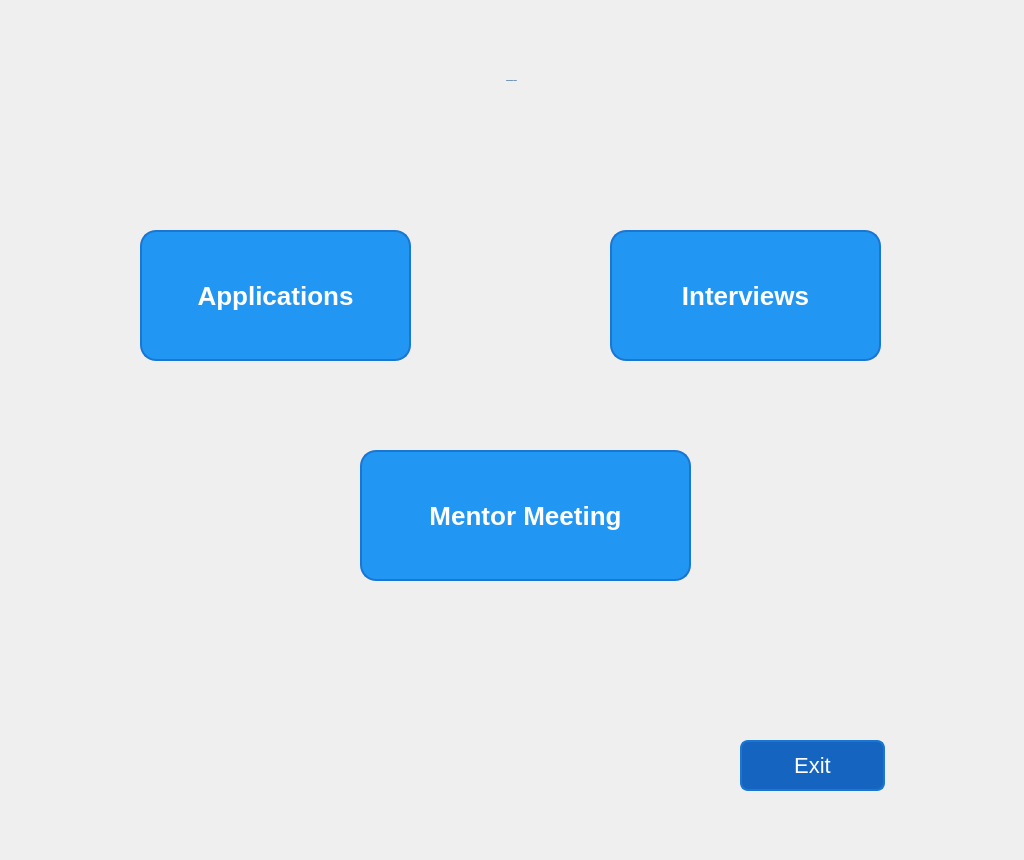
Harriery/my-python-projects, file Customer Relationship Management/ui folders/preference_menu_user.ui: the form before one commit.
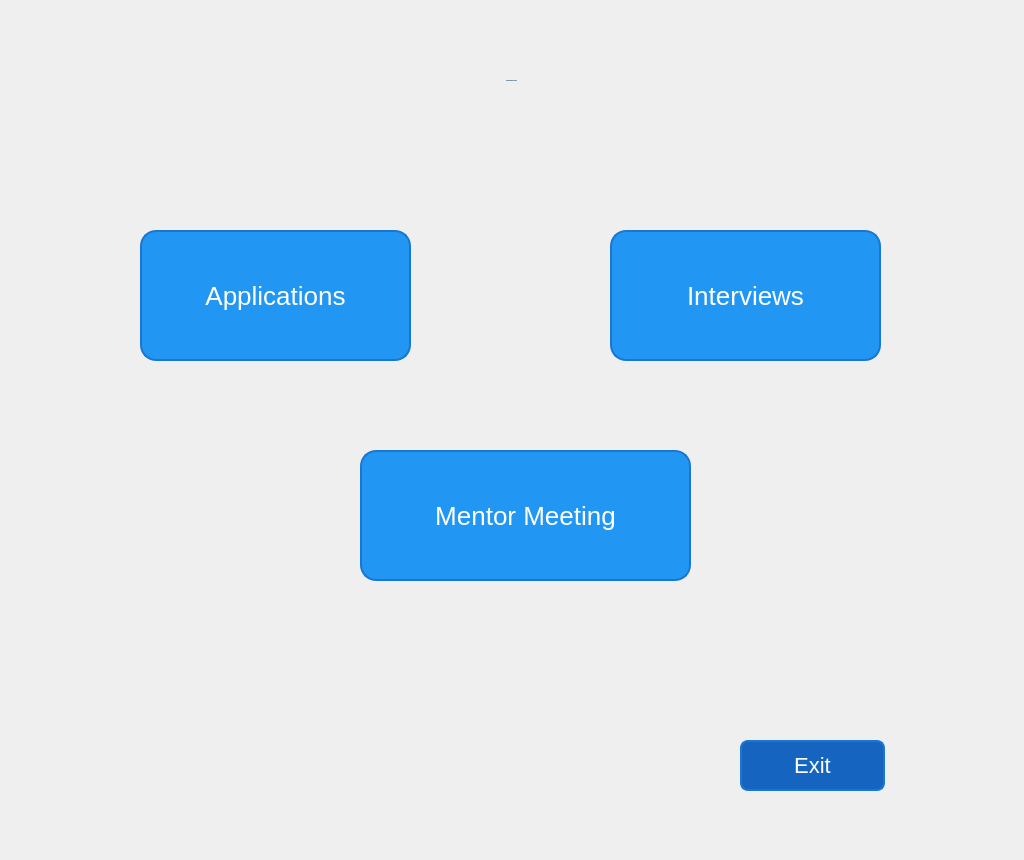
The form after the commit. Icons and pictures are not drawn.

```diff
--- a/Customer Relationship Management/ui folders/preference_menu_user.ui
+++ b/Customer Relationship Management/ui folders/preference_menu_user.ui
@@ -148,8 +148,6 @@
    <property name="font">
     <font>
      <pointsize>-1</pointsize>
-     <weight>75</weight>
-     <bold>true</bold>
     </font>
    </property>
    <property name="text">
@@ -168,8 +166,6 @@
    <property name="font">
     <font>
      <pointsize>-1</pointsize>
-     <weight>75</weight>
-     <bold>true</bold>
     </font>
    </property>
    <property name="text">
@@ -188,8 +184,6 @@
    <property name="font">
     <font>
      <pointsize>-1</pointsize>
-     <weight>75</weight>
-     <bold>true</bold>
     </font>
    </property>
    <property name="text">
```
Left out of the diff: 4 changed lines with no effect on the pictures.
